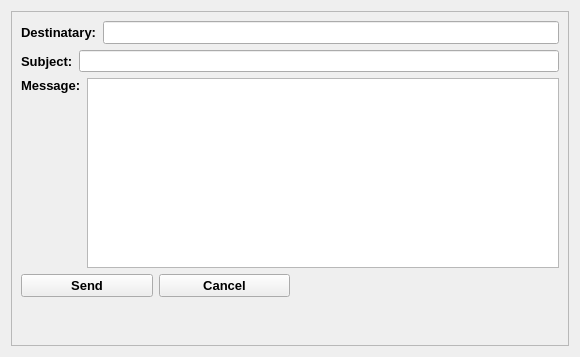
Above: User_app/src/send_message/send_message_widget.ui from edugaidano/Little-Social-Network before the change. Below: the same form after it.
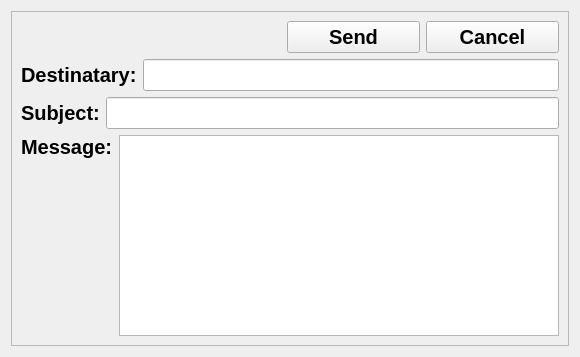
That is the form after the change.

```diff
--- a/User_app/src/send_message/send_message_widget.ui
+++ b/User_app/src/send_message/send_message_widget.ui
@@ -29,6 +29,63 @@
       <enum>QFrame::Shadow::Raised</enum>
      </property>
      <layout class="QVBoxLayout" name="verticalLayout">
+      <item>
+       <layout class="QHBoxLayout" name="optionsLayout" stretch="2,1,1">
+        <item>
+         <spacer name="horizontalSpacer">
+          <property name="orientation">
+           <enum>Qt::Orientation::Horizontal</enum>
+          </property>
+          <property name="sizeHint" stdset="0">
+           <size>
+            <width>40</width>
+            <height>20</height>
+           </size>
+          </property>
+         </spacer>
+        </item>
+        <item>
+         <widget class="QPushButton" name="sendButton">
+          <property name="sizePolicy">
+           <sizepolicy hsizetype="Expanding" vsizetype="Fixed">
+            <horstretch>0</horstretch>
+            <verstretch>0</verstretch>
+           </sizepolicy>
+          </property>
+          <property name="font">
+           <font>
+            <family>Arial</family>
+            <pointsize>15</pointsize>
+            <bold>true</bold>
+           </font>
+          </property>
+          <property name="text">
+           <string>Send</string>
+          </property>
+         </widget>
+        </item>
+        <item>
+         <widget class="QPushButton" name="cancelButton">
+          <property name="sizePolicy">
+           <sizepolicy hsizetype="Expanding" vsizetype="Fixed">
+            <horstretch>0</horstretch>
+            <verstretch>0</verstretch>
+           </sizepolicy>
+          </property>
+          <property name="font">
+           <font>
+            <family>Arial</family>
+            <pointsize>15</pointsize>
+            <bold>true</bold>
+           </font>
+          </property>
+          <property name="text">
+           <string>Cancel</string>
+          </property>
+         </widget>
+        </item>
+       </layout>
+      </item>
       <item>
        <layout class="QHBoxLayout" name="destinataryLayout">
         <item>
@@ -36,7 +93,7 @@
           <property name="font">
            <font>
             <family>Arial</family>
-            <pointsize>10</pointsize>
+            <pointsize>15</pointsize>
             <bold>true</bold>
            </font>
           </property>
@@ -50,8 +107,8 @@
           <property name="font">
            <font>
             <family>Arial</family>
-            <pointsize>10</pointsize>
-            <bold>true</bold>
+            <pointsize>15</pointsize>
+            <bold>false</bold>
            </font>
           </property>
          </widget>
@@ -65,7 +122,7 @@
           <property name="font">
            <font>
             <family>Arial</family>
-            <pointsize>10</pointsize>
+            <pointsize>15</pointsize>
             <bold>true</bold>
            </font>
           </property>
@@ -75,7 +132,14 @@
          </widget>
         </item>
         <item>
-         <widget class="QLineEdit" name="subjectLineEdit"/>
+         <widget class="QLineEdit" name="subjectLineEdit">
+          <property name="font">
+           <font>
+            <family>Arial</family>
+            <pointsize>15</pointsize>
+           </font>
+          </property>
+         </widget>
         </item>
        </layout>
       </item>
@@ -86,7 +150,7 @@
           <property name="font">
            <font>
             <family>Arial</family>
-            <pointsize>10</pointsize>
+            <pointsize>15</pointsize>
             <bold>true</bold>
            </font>
           </property>
@@ -103,88 +167,14 @@
           <property name="font">
            <font>
             <family>Arial</family>
-            <pointsize>10</pointsize>
-            <bold>true</bold>
+            <pointsize>15</pointsize>
+            <bold>false</bold>
            </font>
           </property>
          </widget>
         </item>
        </layout>
       </item>
-      <item>
-       <layout class="QHBoxLayout" name="optionsLayout">
-        <item>
-         <layout class="QHBoxLayout" name="buttonsLayout">
-          <item>
-           <widget class="QPushButton" name="sendButton">
-            <property name="sizePolicy">
-             <sizepolicy hsizetype="Expanding" vsizetype="Fixed">
-              <horstretch>0</horstretch>
-              <verstretch>0</verstretch>
-             </sizepolicy>
-            </property>
-            <property name="font">
-             <font>
-              <family>Arial</family>
-              <pointsize>10</pointsize>
-              <bold>true</bold>
-             </font>
-            </property>
-            <property name="text">
-             <string>Send</string>
-            </property>
-           </widget>
-          </item>
-          <item>
-           <widget class="QPushButton" name="cancelButton">
-            <property name="sizePolicy">
-             <sizepolicy hsizetype="Expanding" vsizetype="Fixed">
-              <horstretch>0</horstretch>
-              <verstretch>0</verstretch>
-             </sizepolicy>
-            </property>
-            <property name="font">
-             <font>
-              <family>Arial</family>
-              <pointsize>10</pointsize>
-              <bold>true</bold>
-             </font>
-            </property>
-            <property name="text">
-             <string>Cancel</string>
-            </property>
-           </widget>
-          </item>
-         </layout>
-        </item>
-        <item>
-         <spacer name="horizontalSpacer">
-          <property name="orientation">
-           <enum>Qt::Orientation::Horizontal</enum>
-          </property>
-          <property name="sizeHint" stdset="0">
-           <size>
-            <width>40</width>
-            <height>20</height>
-           </size>
-          </property>
-         </spacer>
-        </item>
-       </layout>
-      </item>
-      <item>
-       <spacer name="verticalSpacer">
-        <property name="orientation">
-         <enum>Qt::Orientation::Vertical</enum>
-        </property>
-        <property name="sizeHint" stdset="0">
-         <size>
-          <width>20</width>
-          <height>40</height>
-         </size>
-        </property>
-       </spacer>
-      </item>
      </layout>
     </widget>
    </item>
```
